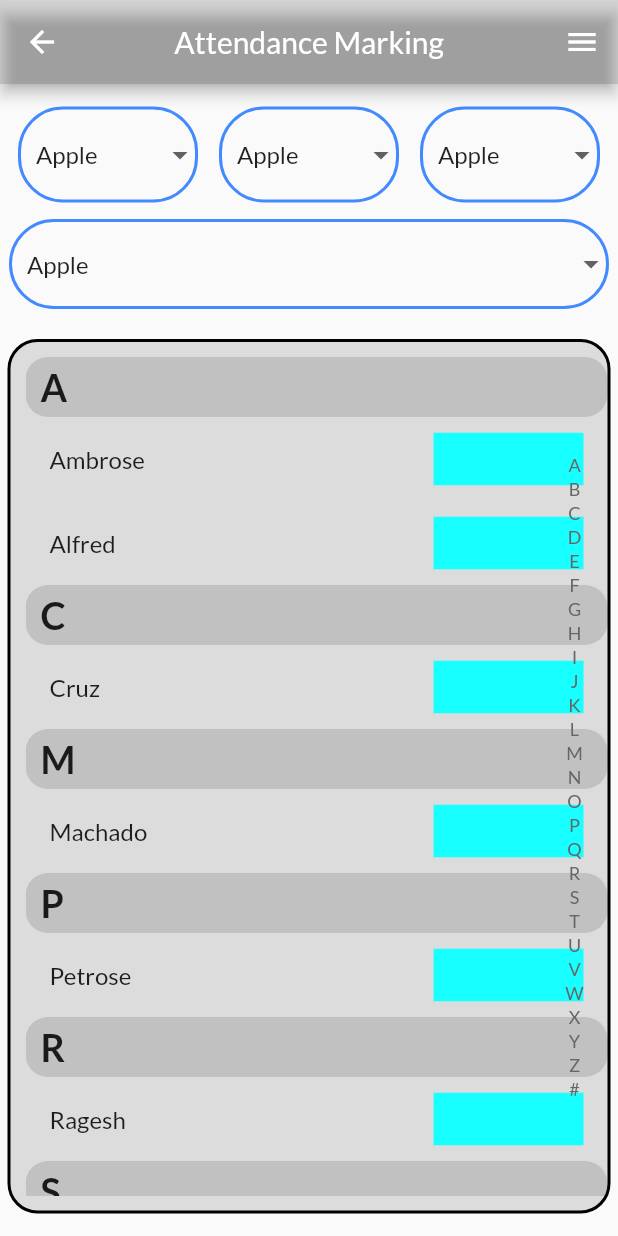
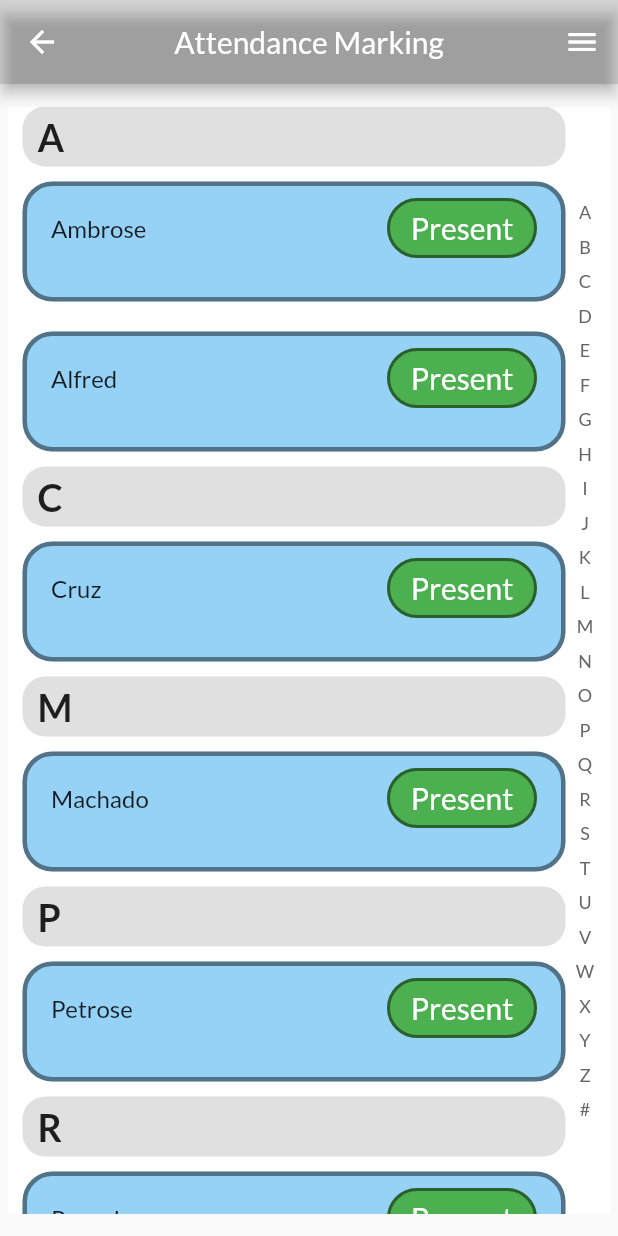
Before and after one commit to cruzmac/studentapp, a Flutter app: the AttendanceMarkingPage screen opened by its route, on a phone screen of 412 x 824 dp. Run offline on Flutter 3.47's test engine with Material 2 defaults, Android fonts, the phone set to English and light mode, and no system bars; drawn by our look-alikes of azlistview; our stand-ins replace cloud_firestore, device_info_plus, firebase_auth, firebase_core, google_fonts, google_sign_in and 3 more; missing offline and left inert: dart:ffi; accounts and stored records are empty; network calls fail.

Commit message:
attendance commit 6
6 32
16 12 22

```diff
--- a/aug_prj/lib/design/azlistview_design.dart
+++ b/aug_prj/lib/design/azlistview_design.dart
@@ -4,8 +4,9 @@ import 'package:flutter/material.dart';
 class AZItem extends ISuspensionBean {
   final String title;
   final String tag;
+  late bool ispresent;
 
-  AZItem({required this.title, required this.tag});
+  AZItem({required this.title, required this.tag,required this.ispresent});
 
   @override
   String getSuspensionTag() => tag;
@@ -29,7 +30,7 @@ class _AtozListviewState extends State<AtozListview> {
 
   void initList(List<String> items) {
     this.items = items
-        .map((item) => AZItem(title: item, tag: item[0].toUpperCase()))
+        .map((item) => AZItem(title: item, tag: item[0].toUpperCase(), ispresent: true))
         .toList();
 
     SuspensionUtil.sortListBySuspensionTag(this.items);
@@ -42,19 +43,48 @@ class _AtozListviewState extends State<AtozListview> {
     Widget buildListItem(AZItem item) {
       final tag = item.getSuspensionTag();
       final offstage = !item.isShowSuspension;
-      return Column(
+      return Container(
+        padding: const EdgeInsets.only(right: 30, left: 10),
+        color: Colors.white,
+        child: Column(
           children: [
             Offstage(offstage: offstage, child: buildHeader(tag)),
-          ListTile(
-            trailing: Container(
-              height: 35,
+           const SizedBox(height: 10,),
+            Container(
+              height: 80,
+              decoration: BoxDecoration(
+                color: const Color.fromARGB(255, 150, 209, 246) ,
+                border:Border.all(color: Colors.black45,width: 3),
+                borderRadius: BorderRadius.circular(20)
+              ),
+              child: ListTile(
+                trailing: GestureDetector(
+                  onDoubleTap: () {
+                    setState(() {
+                      item.ispresent = !item.ispresent;
+                    });
+                  },
+                  child:Container(
+                    alignment: Alignment.center,
+                    height: 40,
                     width: 100,
-              decoration: BoxDecoration(color: Colors.cyanAccent),
+                    decoration: BoxDecoration(
+                      border: Border.all(color: Colors.black45,width: 2,),
+                      borderRadius: BorderRadius.circular(30),
+                      color: item.ispresent ? Colors.green : Colors.red,
+                      shape: BoxShape.rectangle,
                     ),
-            title: Text(item.title),
+                    child:Text(item.ispresent ?'Present':'Absent',
+                    style:const TextStyle(color: Colors.white,fontSize: 20),),
+                  ),
+                ),
+                title: Text(item.title,),
                 // onTap: () =>widget.OnClickedItem(item.title),
               ),
+            ),
+            const SizedBox(height: 10,)
           ],
+        ),
       );
     }
 
@@ -67,18 +97,19 @@ class _AtozListviewState extends State<AtozListview> {
       }),
       indexHintBuilder: (context, hint) {
         return Container(
-          height: 65,
-          width: 65,
+          height: 75,
+          width: 75,
           alignment: Alignment.center,
           decoration: const BoxDecoration(
-              color: Colors.black45, shape: BoxShape.circle),
+              color: Colors.black87, shape: BoxShape.circle),
           child: Text(
             hint,
             style: const TextStyle(color: Colors.white, fontSize: 25),
           ),
         );
       },
-      indexBarMargin: const EdgeInsets.all(7),
+      indexBarMargin: const EdgeInsets.all(2),
+      indexBarItemHeight:23,
       indexBarOptions: const IndexBarOptions(
         needRebuild: true,
         selectTextStyle: TextStyle(
@@ -98,7 +129,8 @@ class _AtozListviewState extends State<AtozListview> {
       padding: const EdgeInsets.only(left: 10),
       height: 40,
       alignment: Alignment.centerLeft,
-      decoration: BoxDecoration(borderRadius: BorderRadius.circular(15),color: Colors.black12 ),
+      decoration: BoxDecoration(
+          borderRadius: BorderRadius.circular(15), color: Colors.black12),
       child: Text(
         '$tag',
         softWrap: false,
--- a/aug_prj/lib/screens/attendance_marking.dart
+++ b/aug_prj/lib/screens/attendance_marking.dart
@@ -25,42 +25,35 @@ class _AttendanceMarkingPageState extends State<AttendanceMarkingPage> {
         padding: const EdgeInsets.symmetric(horizontal: 5, vertical: 15),
         child: Column(
           children: [
-            Row(
-              mainAxisAlignment: MainAxisAlignment.spaceAround,
-              children: const [
-                SizedBox(
-                  height: 75,
-                  width: 120,
-                  child: Dropdown(),
-                ),
-                SizedBox(
-                  height: 75,
-                  width: 120,
-                  child: Dropdown(),
-                ),
-                SizedBox(
-                  height: 75,
-                  width: 120,
-                  child: Dropdown(),
-                ),
-              ],
-            ),
-            const SizedBox(
-              height: 60,
-              width: 400,
-              child: Dropdown(),
-            ),
-            const SizedBox(
-              height: 20,
-            ),
+            // Row(
+            //   mainAxisAlignment: MainAxisAlignment.spaceAround,
+            //   children: const [
+            //     SizedBox(
+            //       height: 75,
+            //       width: 120,
+            //       child: Dropdown(),
+            //     ),
+            //     SizedBox(
+            //       height: 75,
+            //       width: 120,
+            //       child: Dropdown(),
+            //     ),
+            //     SizedBox(
+            //       height: 75,
+            //       width: 120,
+            //       child: Dropdown(),
+            //     ),
+            //   ],
+            // ),
+            // const SizedBox(
+            //   height: 60,
+            //   width: 400,
+            //   child: Dropdown(),
+            // ),
+            // const SizedBox(
+            //   height: 20,
+            // ),
             Expanded(
-              child: Container(
-                padding: EdgeInsets.only(left: 10,bottom: 10,top: 10),
-                height: 500,
-                decoration: BoxDecoration(
-                  color: Colors.black12,
-                    border: Border.all(width: 2),
-                    borderRadius: BorderRadius.circular(20)),
               child: AtozListview(items: [
                 'Ambrose',
                 'Machado',
@@ -74,16 +67,6 @@ class _AttendanceMarkingPageState extends State<AttendanceMarkingPage> {
                 'Troy',
                 'Petrose'
               ]),
-                // child: GridView.builder(
-                //   shrinkWrap: true,
-                //   itemCount: 100,
-                //   itemBuilder: (context, index) => ItemTile(index),
-                //   gridDelegate: const SliverGridDelegateWithFixedCrossAxisCount(
-                //     crossAxisCount: 2,
-                //     childAspectRatio: 2,
-                //   ),
-                // ),
-              ),
             ),
           ],
         ),
```
Lines whose indentation alone changed are shown as unchanged.
